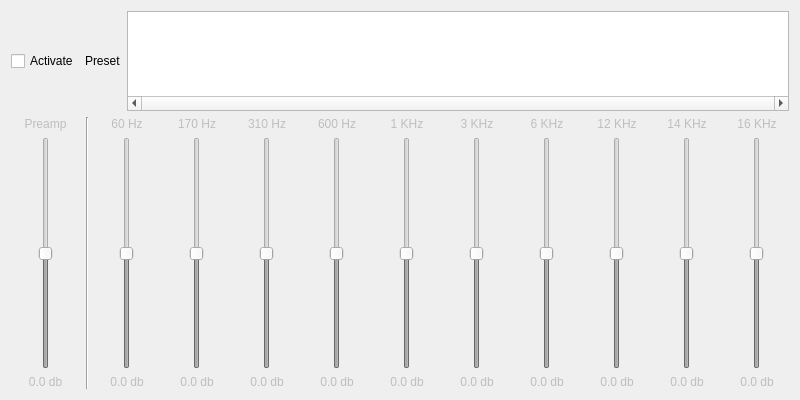
Before: the Qt Designer form code/MiamPlayer/equalizerdialog.ui in arnolddumas/Miam-Player, drawn with Qt 5.
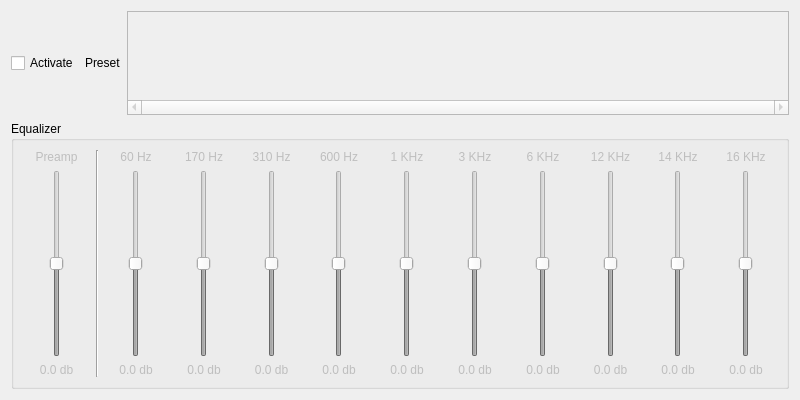
After: the same form once the commit is applied. Custom widgets are drawn as their Qt base class.

What changed in the file:
```diff
--- a/code/MiamPlayer/equalizerdialog.ui
+++ b/code/MiamPlayer/equalizerdialog.ui
@@ -13,7 +13,7 @@
   <property name="windowTitle">
    <string>Equalizer</string>
   </property>
-  <layout class="QVBoxLayout" name="verticalLayout" stretch="0,1">
+  <layout class="QVBoxLayout" name="verticalLayout" stretch="0,0">
    <item>
     <layout class="QHBoxLayout" name="horizontalLayout">
      <item>
@@ -38,6 +38,9 @@
      </item>
      <item>
       <widget class="QListWidget" name="presetList">
+       <property name="enabled">
+        <bool>false</bool>
+       </property>
        <property name="sizePolicy">
         <sizepolicy hsizetype="Expanding" vsizetype="Minimum">
          <horstretch>0</horstretch>
@@ -47,7 +50,7 @@
        <property name="maximumSize">
         <size>
          <width>16777215</width>
-         <height>100</height>
+         <height>104</height>
         </size>
        </property>
        <property name="verticalScrollBarPolicy">
@@ -76,8 +79,8 @@
        </property>
        <property name="gridSize">
         <size>
-         <width>140</width>
-         <height>75</height>
+         <width>100</width>
+         <height>80</height>
         </size>
        </property>
        <property name="viewMode">
@@ -91,7 +94,11 @@
     </layout>
    </item>
    <item>
-    <layout class="QHBoxLayout" name="horizontalLayout_2" stretch="1,0,10">
+    <widget class="QGroupBox" name="groupBoxEqualizer">
+     <property name="title">
+      <string>Equalizer</string>
+     </property>
+     <layout class="QHBoxLayout" name="horizontalLayout_3" stretch="1,0,10">
      <item>
       <layout class="QGridLayout" name="gridLayout_2">
        <item row="0" column="0">
@@ -148,7 +155,7 @@
       </layout>
      </item>
      <item>
-      <widget class="Line" name="line">
+       <widget class="Line" name="line_2">
        <property name="orientation">
         <enum>Qt::Vertical</enum>
        </property>
@@ -663,6 +670,7 @@
       </layout>
      </item>
     </layout>
+    </widget>
    </item>
   </layout>
  </widget>
```
Left out of the diff: 3 changed lines with no effect on the pictures. Lines whose indentation alone changed are shown as unchanged.
